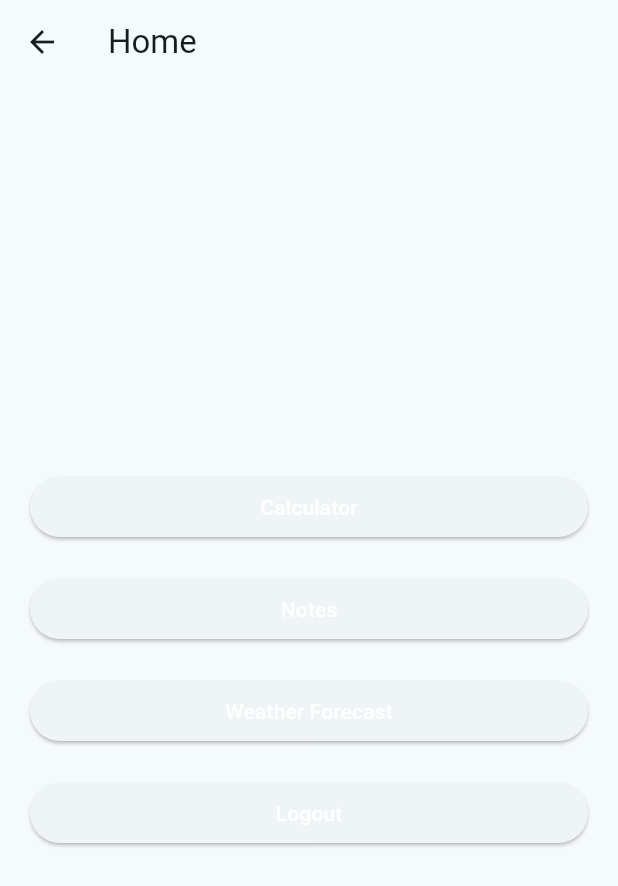
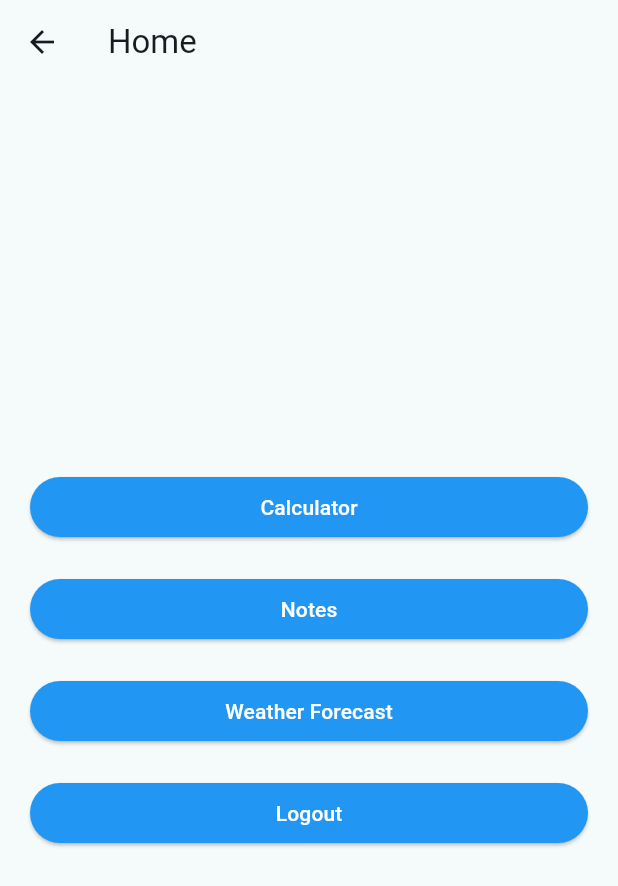
Before and after one commit to puja110/MDEV1005_Assignment3, a Flutter app: the HomeScreen screen opened by its route, on a phone screen of 412 x 824 dp. Shown: the top 886 px of the screen. Run offline on Flutter 3.47's test engine with Material 3 defaults, Android fonts, the phone set to English and light mode, and no system bars; our stand-ins replace firebase_auth, firebase_core, google_sign_in; accounts and stored records are empty.

Commit message:
Fix routes and colors

```diff
--- a/lib/GreetingPage/GreetingPage.dart
+++ b/lib/GreetingPage/GreetingPage.dart
@@ -37,7 +37,7 @@ class GreetingPage extends StatelessWidget {
             ElevatedButton(
               onPressed: () {
                 // Navigate to home page
-                Routes.navigateTo(context, Routes.home);
+                Routes.navigateTo(context, Routes.login);
               },
               style: ElevatedButton.styleFrom(
                 backgroundColor: Colors.blue, // Set button color to blue
--- a/lib/home/HomePageScreen.dart
+++ b/lib/home/HomePageScreen.dart
@@ -47,7 +47,7 @@ class HomeScreen extends StatelessWidget {
               onPressed: () async {
                 await _authService.signOut();
                 // Navigate to login screen
-                Routes.navigateTo(context, Routes.login);
+                Routes.navigateTo(context, Routes.greeting);
               },
               child: const Text('Logout'),
             ),
--- a/lib/main.dart
+++ b/lib/main.dart
@@ -28,6 +28,7 @@ class MyApp extends StatelessWidget {
         elevatedButtonTheme: ElevatedButtonThemeData(
           style: ElevatedButton.styleFrom(
             foregroundColor: Colors.white,
+            backgroundColor: Colors.blue
           ),
         ),
       ),
--- a/lib/routes/Routes.dart
+++ b/lib/routes/Routes.dart
@@ -8,12 +8,12 @@ import 'package:mdev1005_assignment3/login/LoginScreen.dart';
 import 'package:mdev1005_assignment3/register/RegisterScreen.dart';
 
 class Routes {
-  static const String greeting = '/greeting';
+  static const String greeting = '/';
   static const String home = '/home';
   static const String calculator = '/calculator';
   static const String notes = '/notes';
   static const String weather = '/weather';
-  static const String login = '/';
+  static const String login = '/login';
   static const String register = '/register';
 
   static Route<dynamic> generateRoute(RouteSettings settings) {
```
